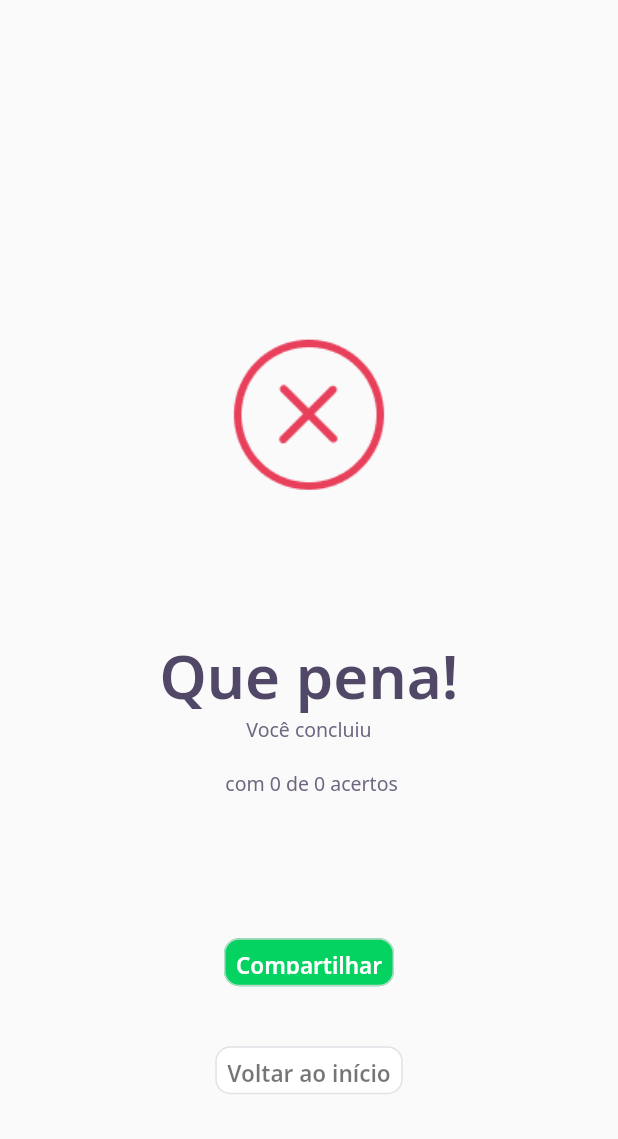
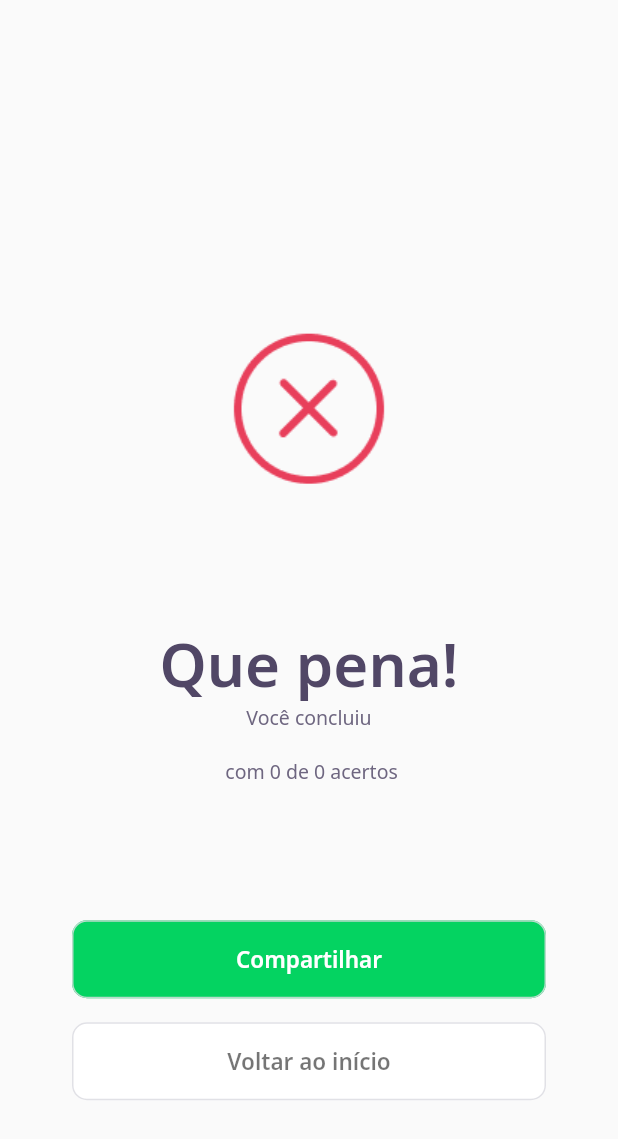
Before and after one commit to SamTobias/devquiz, a Flutter app: the ResultPage screen opened directly with empty values, on a phone screen of 412 x 824 dp. Shown: the top 1139 px of the screen. Run offline on Flutter 3.47's test engine with Material 2 defaults, Android fonts, the phone set to English and light mode, and no system bars; our stand-ins replace google_fonts, share_plus; accounts and stored records are empty; network calls fail.

Commit message:
Fixing buttons width

```diff
--- a/lib/challenge/widgets/next_button/next_button_widget.dart
+++ b/lib/challenge/widgets/next_button/next_button_widget.dart
@@ -7,16 +7,18 @@ class NextButtonWidget extends StatelessWidget {
   final bool isPrimary;
   final VoidCallback onTap;
 
-  NextButtonWidget({required this.label, this.isPrimary = false, required this.onTap});
+  NextButtonWidget(
+      {required this.label, this.isPrimary = false, required this.onTap});
 
   @override
   Widget build(BuildContext context) {
     return Container(
+      width: double.maxFinite,
       padding: EdgeInsets.all(8.0),
-      height: 48,
       child: TextButton(
         style: ButtonStyle(
-          overlayColor: MaterialStateProperty.all(isPrimary ? AppColors.green : AppColors.lightGrey),
+          overlayColor: MaterialStateProperty.all(
+              isPrimary ? AppColors.green : AppColors.lightGrey),
           backgroundColor: MaterialStateProperty.all(
               isPrimary ? AppColors.darkGreen : AppColors.white),
           side: MaterialStateProperty.all(BorderSide(
@@ -26,6 +28,8 @@ class NextButtonWidget extends StatelessWidget {
           ),
         ),
         onPressed: onTap,
+        child: Padding(
+          padding: const EdgeInsets.all(8.0),
           child: Text(
             label,
             style: GoogleFonts.notoSans(
@@ -34,6 +38,7 @@ class NextButtonWidget extends StatelessWidget {
                 color: isPrimary ? AppColors.white : Colors.black54),
           ),
         ),
+      ),
     );
   }
 }
--- a/lib/result/result_page.dart
+++ b/lib/result/result_page.dart
@@ -20,7 +20,7 @@ class ResultPage extends StatelessWidget {
     return Scaffold(
       body: Container(
         width: double.maxFinite,
-        padding: EdgeInsets.only(top: 130),
+        padding: EdgeInsets.only(top: 130, left: 40, right: 40),
         child: Column(
           mainAxisAlignment: MainAxisAlignment.spaceEvenly,
           crossAxisAlignment: CrossAxisAlignment.center,
@@ -50,7 +50,6 @@ class ResultPage extends StatelessWidget {
                 ),
               ],
             ),
-            // TODO: Fix buttons layouts
             Column(
               children: [
                 NextButtonWidget(
@@ -59,7 +58,6 @@ class ResultPage extends StatelessWidget {
                   onTap: () => Share.share(
                       "DevQuiz NLW 5 - Flutter: Resultado do Quiz $title\nObtive $rightAnswers de $amountOfQuestions acertos"),
                 ),
-                SizedBox(height: 24),
                 NextButtonWidget(
                   label: "Voltar ao início",
                   isPrimary: false,
```
Lines whose indentation alone changed are shown as unchanged.
